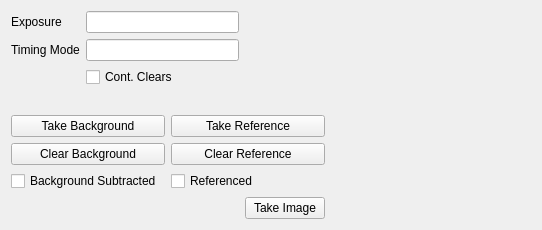
Old version of the form nplab/instrument/ccd/pixis.ui in the repository nanophotonics/nplab.
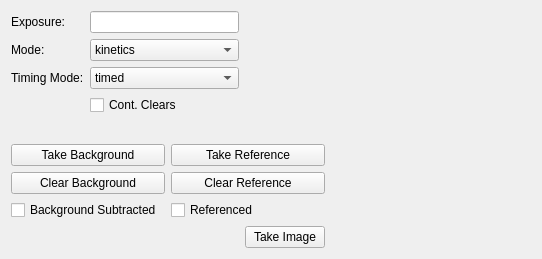
New version of the form.

Commit message: CCD and Pixis updated

The edit to the form file:
```diff
--- a/nplab/instrument/ccd/pixis.ui
+++ b/nplab/instrument/ccd/pixis.ui
@@ -7,7 +7,7 @@
     <x>0</x>
     <y>0</y>
     <width>542</width>
-    <height>230</height>
+    <height>259</height>
    </rect>
   </property>
   <property name="windowTitle">
@@ -26,30 +26,57 @@
      <item row="0" column="0">
       <widget class="QLabel" name="label">
        <property name="text">
-        <string>Exposure</string>
+        <string>Exposure:</string>
        </property>
       </widget>
      </item>
      <item row="0" column="1">
       <widget class="QLineEdit" name="exposure"/>
      </item>
-     <item row="1" column="0">
+     <item row="2" column="0">
       <widget class="QLabel" name="label_2">
        <property name="text">
-        <string>Timing Mode</string>
+        <string>Timing Mode:</string>
        </property>
       </widget>
      </item>
-     <item row="1" column="1">
-      <widget class="QLineEdit" name="timing"/>
-     </item>
-     <item row="2" column="1">
+     <item row="3" column="1">
       <widget class="QCheckBox" name="cont_clears">
        <property name="text">
         <string>Cont. Clears</string>
        </property>
       </widget>
      </item>
+     <item row="2" column="1">
+      <widget class="QComboBox" name="timing">
+       <item>
+        <property name="text">
+         <string>timed</string>
+        </property>
+       </item>
+       <item>
+        <property name="text">
+         <string>trigger</string>
+        </property>
+       </item>
+      </widget>
+     </item>
+     <item row="1" column="0">
+      <widget class="QLabel" name="label_3">
+       <property name="text">
+        <string>Mode:</string>
+       </property>
+      </widget>
+     </item>
+     <item row="1" column="1">
+      <widget class="QComboBox" name="mode">
+       <item>
+        <property name="text">
+         <string>kinetics</string>
+        </property>
+       </item>
+      </widget>
+     </item>
     </layout>
    </item>
    <item row="1" column="0" colspan="2">
```
The commit also changes 2 other files.
